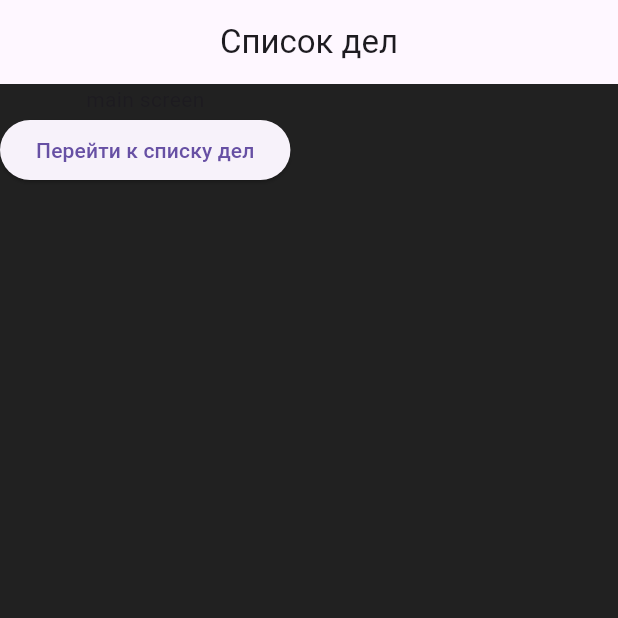
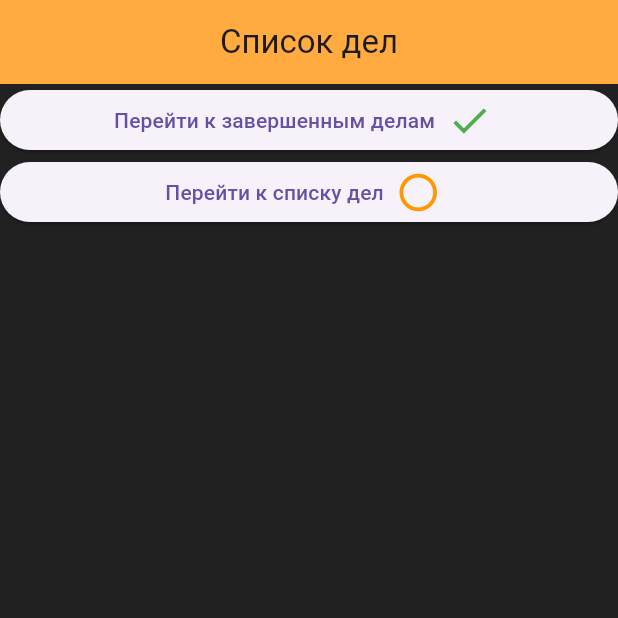
Before and after one commit to Qurati/flutter-ToDo-app, a Flutter app: the screen it shows after launch, on a phone screen of 412 x 824 dp, the top half of it. Run offline on Flutter 3.47's test engine with Material 3 defaults, Android fonts, the phone set to English and light mode, and no system bars; our stand-ins replace cloud_firestore, firebase_core; accounts and stored records are empty.

Commit message:
Добавил окно с завершенными делами и обновил дизайн

```diff
--- a/lib/main.dart
+++ b/lib/main.dart
@@ -1,5 +1,6 @@
 import 'package:flutter/material.dart';
 import 'package:todo/pages/home.dart';
+import 'package:todo/pages/complete_screen.dart';
 import 'package:firebase_core/firebase_core.dart';
 import 'package:todo/pages/main_screen.dart';
 
@@ -14,6 +15,7 @@ void main() async {
     routes: {
       '/': (context) => MainScreen(),
       '/todo': (context) => Home(),
+      '/complete': (context) => Complete(),
     },
   ));
 }
--- a/lib/pages/main_screen.dart
+++ b/lib/pages/main_screen.dart
@@ -11,15 +11,34 @@ class MainScreen extends StatelessWidget {
       appBar: AppBar(
         title: Text('Список дел'),
         centerTitle: true,
+        backgroundColor: Colors.orangeAccent,
       ),
       body: Column(
+      crossAxisAlignment: CrossAxisAlignment.stretch,
         children: [
-          Text('main screen'),
-          ElevatedButton(
+          ElevatedButton.icon(
+            iconAlignment: IconAlignment.end,
+            icon: Icon(
+              Icons.check,
+              color: Colors.green,
+              size: 30.0,
+            ),
+              onPressed: () {
+                Navigator.pushNamed(context, '/complete');
+              },
+              label: Text('Перейти к завершенным делам')),
+
+          ElevatedButton.icon(
+              iconAlignment: IconAlignment.end,
+              icon: Icon(
+                Icons.circle_outlined,
+                color: Colors.orange,
+                size: 30.0,
+              ),
               onPressed: () {
                 Navigator.pushNamed(context, '/todo');
               },
-              child: Text('Перейти к списку дел'))
+              label: Text('Перейти к списку дел')),
         ],
       ),
     );
```
Also changed, not shown: lib/pages/complete_screen.dart (+62 -0 lines), lib/pages/home.dart (+44 -11 lines).
